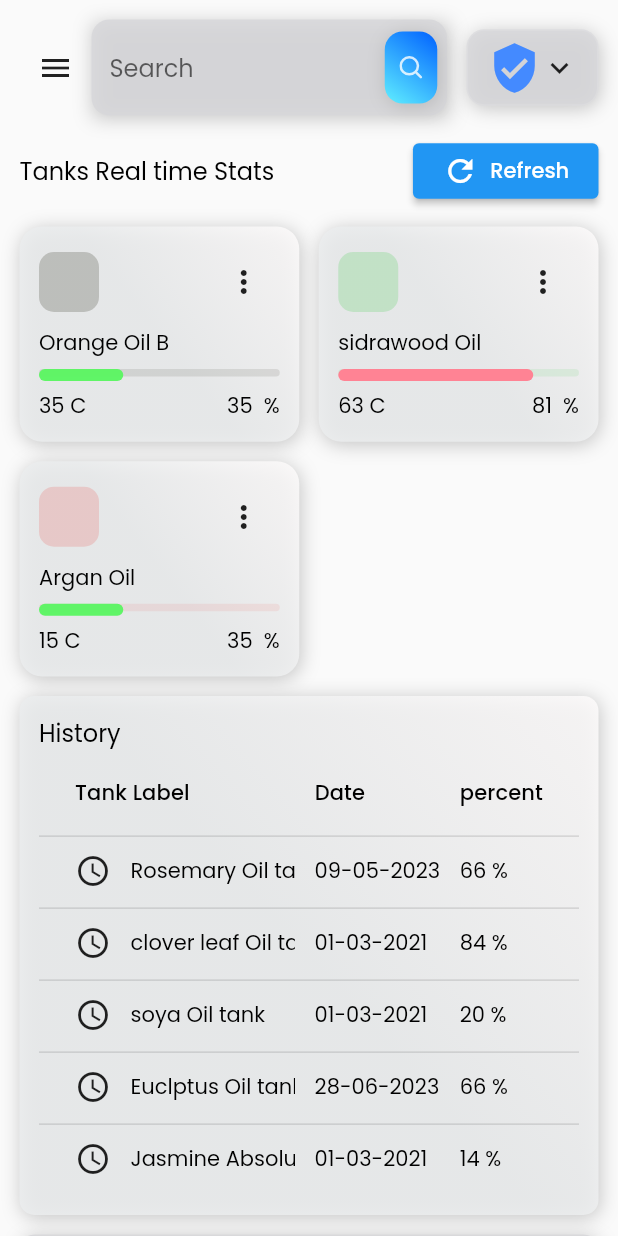
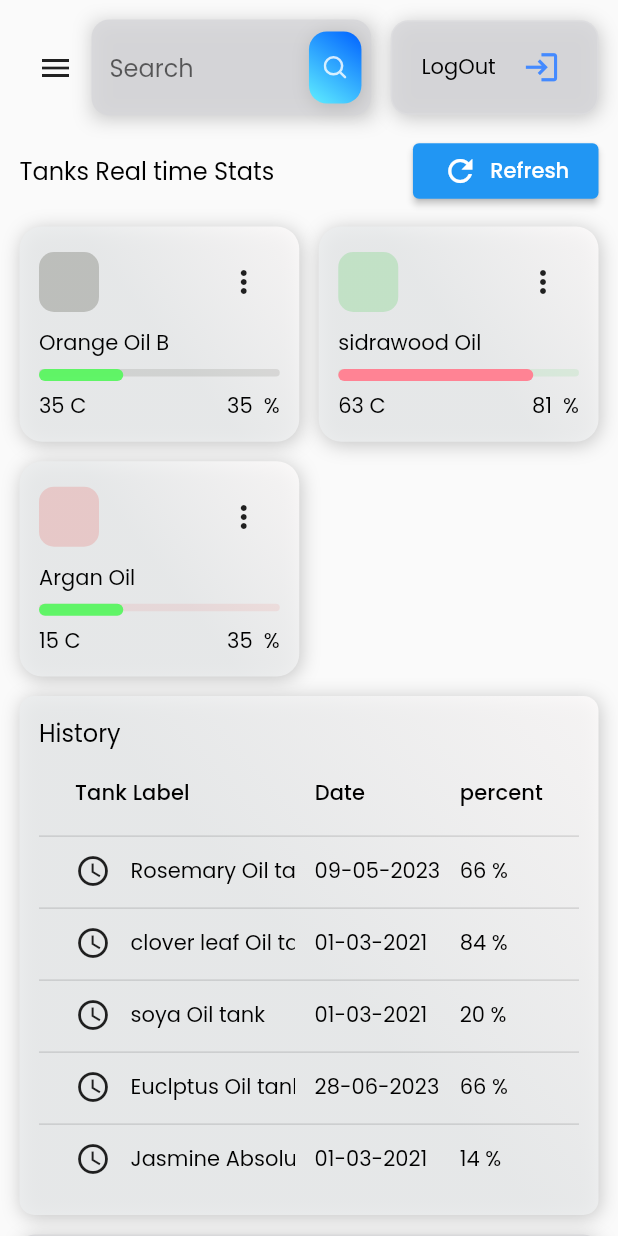
Before and after one commit to EslamYasser-Dev/IoTProject, a Flutter app: the MainScreen screen opened directly, on a phone screen of 412 x 824 dp. Run offline on Flutter 3.47's test engine with Material 2 defaults, Android fonts, the phone set to English and light mode, and no system bars; our stand-ins replace bloc, dio, fl_chart, flutter_svg, get, google_fonts and 1 more; missing offline and left inert: environment_sensors, gradients, mqtt_client; project files that could hold a hidden picture were left out.

Commit message:
handle some errors

```diff
--- a/lib/controllers/MenuAppController.dart
+++ b/lib/controllers/MenuAppController.dart
@@ -1,14 +1,16 @@
 // ignore: file_names
 import 'package:flutter/material.dart';
+import 'package:get/get.dart';
 
-class MenuAppController extends ChangeNotifier {
-  final GlobalKey<ScaffoldState> _scaffoldKey = GlobalKey<ScaffoldState>();
 
-  GlobalKey<ScaffoldState> get scaffoldKey => _scaffoldKey;
+class MenuAppController extends GetxController {
+  var scaffoldKey = GlobalKey<ScaffoldState>();
+
 
   void controlMenu() {
-    if (!_scaffoldKey.currentState!.isDrawerOpen) {
-      _scaffoldKey.currentState!.openDrawer();
+    if (!scaffoldKey.currentState!.isDrawerOpen) {
+      scaffoldKey.currentState!.openDrawer();
+      update();
     }
   }
 }
--- /dev/null
+++ b/lib/controllers/loginController.dart
@@ -0,0 +1,27 @@
+import 'package:get/get.dart';
+
+import '../screens/main/main_screen.dart';
+
+class loginController extends GetxController{
+
+     bool isLoggedIN = false;
+     String? user, pwd;
+
+
+  login() {
+    try {
+     {
+        if (user == 'eslamqotb' && pwd == '123456') {
+          Get.off(()=>MainScreen());
+          this.isLoggedIN = true;
+          update();
+        } else {
+          print("username wrong");
+        }
+      }
+    } catch (err) {
+      print(err);
+    }
+  }
+
+}
--- a/lib/screens/dashboard/components/header.dart
+++ b/lib/screens/dashboard/components/header.dart
@@ -1,50 +1,55 @@
-import 'package:tanks/controllers/MenuAppController.dart';
+import 'package:get/get.dart';
 import 'package:tanks/responsive.dart';
 import 'package:flutter/material.dart';
 import 'package:flutter_svg/flutter_svg.dart';
-import 'package:provider/provider.dart';
+import 'package:tanks/screens/main/login.dart';
 import '../../../constants.dart';
+import '../../../controllers/MenuAppController.dart';
+
+import '../../../controllers/loginController.dart';
 
 class Header extends StatelessWidget {
+
   const Header({
     Key? key,
   }) : super(key: key);
-
   @override
   Widget build(BuildContext context) {
     return Row(
       children: [
         if (!Responsive.isDesktop(context))
-          IconButton(
-            icon: const Icon(Icons.menu),
-            onPressed: context.read<MenuAppController>().controlMenu,
+          GetBuilder(
+            init: MenuAppController(),
+            builder: (controller) => IconButton(
+              icon: const Icon(Icons.menu),
+              onPressed: controller.controlMenu,
+            ),
           ),
         if (!Responsive.isMobile(context))
-          Text(
-            "Tanks Mnangment",
-
-            style: TextStyle(shadows: defualtShadow,fontSize: 30.0,fontWeight: FontWeight.bold
-           )
-          ),
+          Text("Tanks Mnangment",
+              style: TextStyle(
+                  shadows: defualtShadow,
+                  fontSize: 30.0,
+                  fontWeight: FontWeight.bold)),
         if (!Responsive.isMobile(context))
           Spacer(flex: Responsive.isDesktop(context) ? 2 : 1),
-       const Expanded(child: SearchField()),
-      const ProfileCard()
+        Expanded(child: SearchField()),
+        ProfileCard()
       ],
     );
   }
 }
 
 class ProfileCard extends StatelessWidget {
-  const ProfileCard({
-    Key? key,
-  }) : super(key: key);
+  // const ProfileCard({
+  //   Key? key,
+  // }) : super(key: key);
 
   @override
   Widget build(BuildContext context) {
     return Container(
       margin: const EdgeInsets.only(left: defaultPadding),
-      padding:const EdgeInsets.symmetric(
+      padding: const EdgeInsets.symmetric(
         horizontal: defaultPadding,
         vertical: defaultPadding / 2,
       ),
@@ -55,16 +60,28 @@ class ProfileCard extends StatelessWidget {
         border: Border.all(color: Colors.white10),
       ),
       child: Row(
+        children: [
+          if (!Responsive.isMobile(context)) Icon(Icons.security_sharp),
+          GetBuilder<loginController>(
+            init: loginController(),
+            builder: (controller) {
+              return Padding(
+                padding: EdgeInsets.symmetric(horizontal: defaultPadding / 2),
 
-        children: [
-          Icon(Icons.verified_user,color: Colors.blueAccent,size: 36),
-          if (!Responsive.isMobile(context))
-          const Padding(
-              padding:
-               EdgeInsets.symmetric(horizontal: defaultPadding / 2),
-              child: Text("Eslam"), //API name
-            ),
-         const Icon(Icons.keyboard_arrow_down), //user
+                child:const Text("LogOut"), //API name
+              );
+            },
+          ),
+          IconButton(
+              icon: Icon(
+                Icons.login_outlined,
+                size: 25,
+              ),
+              color: Colors.blueAccent,
+              onPressed: () {
+                loginController().isLoggedIN = false;
+                Get.offAll(LoginScreen());
+              }), //user
         ],
       ),
     );
@@ -72,43 +89,36 @@ class ProfileCard extends StatelessWidget {
 }
 
 class SearchField extends StatelessWidget {
-  const SearchField({
-    Key? key,
-  }) : super(key: key);
-
   @override
   Widget build(BuildContext context) {
-    bool val = true;
     return Container(
       decoration: BoxDecoration(boxShadow: defualtShadow),
       child: TextField(
         //API search
-        decoration:
-        InputDecoration(
+        decoration: InputDecoration(
           hintText: "Search",
           fillColor: secondaryColor,
           filled: true,
           border: const OutlineInputBorder(
             borderSide: BorderSide.none,
-            borderRadius:  BorderRadius.all(Radius.circular(12)),
+            borderRadius: BorderRadius.all(Radius.circular(12)),
           ),
-
           suffixIcon: InkWell(
-            onHover:(val){},
+            onHover: (val) {},
             onTap: () {},
             child: Container(
-              padding:const EdgeInsets.all(defaultPadding * 0.75),
-              margin:const EdgeInsets.symmetric(horizontal: defaultPadding / 2),
+              padding: const EdgeInsets.all(defaultPadding * 0.75),
+              margin:
+                  const EdgeInsets.symmetric(horizontal: defaultPadding / 2),
               decoration: BoxDecoration(
                 color: primaryColor,
-                gradient:  bottonGradient,
+                gradient: bottonGradient,
                 borderRadius: BorderRadius.all(Radius.circular(12)),
                 boxShadow: defualtShadow,
               ),
               child: SvgPicture.asset("assets/icons/Search.svg"),
             ),
           ),
-
         ),
       ),
     );
--- a/lib/screens/main/main_screen.dart
+++ b/lib/screens/main/main_screen.dart
@@ -1,44 +1,29 @@
+import 'package:get/get.dart';
 import 'package:tanks/controllers/MenuAppController.dart';
-// import 'package:tanks/cubit/tank_cubit.dart';
 import 'package:tanks/responsive.dart';
 import 'package:tanks/screens/dashboard/dashboard_screen.dart';
 import 'package:flutter/material.dart';
-import 'package:provider/provider.dart';
 import '../../models/TanksData_Model.dart';
 import 'components/side_menu.dart';
 
-class MainScreen extends StatefulWidget {
-
-const MainScreen({super.key});
-
-  @override
-  State<MainScreen> createState() => _MainScreenState();
-}
-
-class _MainScreenState extends State<MainScreen> {
+class MainScreen extends StatelessWidget {
 
 
 late List<Tank> allTanks;
 
-
 // @override
-// void initState(){
-//   super.initState();
-//   allTanks = Provider.of<TankCubit>(context).getAllTanksFromMot();
-// }
-
   @override
   Widget build(BuildContext context) {
     return Scaffold(
-      key: context.read<MenuAppController>().scaffoldKey,
-      drawer: const SideMenu(),
+
+      drawer:  GetBuilder(init:MenuAppController()  ,builder: (controller) => SideMenu()),
       body: SafeArea(
         child: Row(
           crossAxisAlignment: CrossAxisAlignment.start,
           children: [
             // We want this side menu only for large screen
             if (Responsive.isDesktop(context))
-              const Expanded(
+               Expanded(
                 // default flex = 1
                 // and it takes 1/6 part of the screen
                 child: SideMenu(),
--- a/pubspec.yaml
+++ b/pubspec.yaml
@@ -17,6 +17,7 @@ dependencies:
     sdk: flutter
   flutter_launcher_icons: ^0.13.1
   flutter_svg: ^2.0.7
+  get: ^4.6.5
   google_fonts: ^5.1.0
   gradients: ^0.1.1+2
   meta: ^1.9.1
```
Also changed, not shown: lib/approuter.dart (deleted, +0 -30 lines), lib/main.dart (+18 -22 lines), lib/screens/main/components/side_menu.dart (+5 -5 lines), lib/screens/main/login.dart (+33 -44 lines), pubspec.lock.
